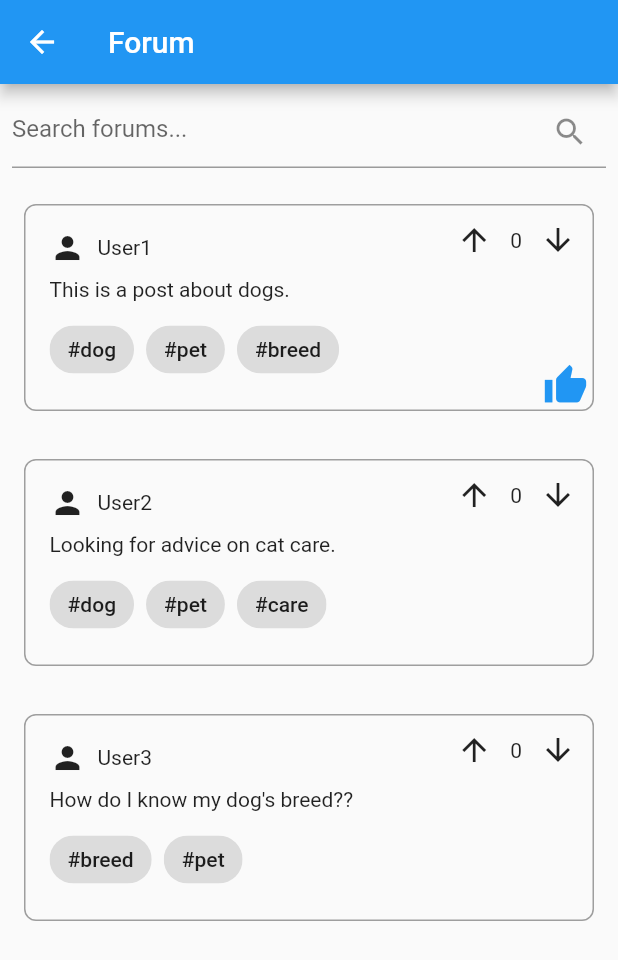
After one commit to Lean-Mean-Pet-Feeding-Machine/pet-feeder, a Flutter app: the ForumPage screen opened by its route, on a phone screen of 412 x 824 dp. The commit adds this screen. Shown: the top 960 px of the screen. Run offline on Flutter 3.47's test engine with Material 2 defaults, Android fonts, the phone set to English and light mode, and no system bars; our stand-ins replace calendar_view, fl_chart; generated files the repository leaves out were written again.

Commit message:
Add Forum

```diff
--- /dev/null
+++ b/pet_feeder/lib/forum.dart
@@ -0,0 +1,141 @@
+import 'package:flutter/material.dart';
+
+class ForumPage extends StatelessWidget {
+  @override
+  Widget build(BuildContext context) {
+    return Scaffold(
+      appBar: AppBar(
+        title: Text('Forum'),
+      ),
+      body: Column(
+        children: <Widget>[
+          Padding(
+            padding: const EdgeInsets.all(8.0),
+            child: TextField(
+              decoration: InputDecoration(
+                hintText: 'Search forums...',
+                suffixIcon: IconButton(
+                  icon: Icon(Icons.search),
+                  onPressed: () {
+                    // Handle search functionality here
+                  },
+                ),
+              ),
+            ),
+          ),
+          Expanded(
+            child: ListView.builder(
+              itemCount: fakePosts.length,
+              itemBuilder: (context, index) {
+                final post = fakePosts[index];
+                return _buildPostItem(
+                    post, index == 0); // Pass true for the first post
+              },
+            ),
+          ),
+        ],
+      ),
+    );
+  }
+
+  Widget _buildPostItem(Post post, bool showThumbsUp) {
+    return Stack(
+      children: <Widget>[
+        Container(
+          padding: EdgeInsets.all(16.0),
+          margin: EdgeInsets.all(16.0),
+          decoration: BoxDecoration(
+            border: Border.all(color: Colors.grey),
+            borderRadius: BorderRadius.circular(8.0),
+          ),
+          child: Column(
+            crossAxisAlignment: CrossAxisAlignment.start,
+            children: <Widget>[
+              Row(
+                children: <Widget>[
+                  Icon(Icons.person), // User icon
+                  SizedBox(width: 8.0),
+                  Text(post.username), // Username
+                ],
+              ),
+              SizedBox(height: 8.0),
+              Text(post.text), // Post content
+              SizedBox(height: 8.0),
+              Wrap(
+                spacing: 8.0,
+                children: post.tags.map((tag) {
+                  return Chip(
+                    label: Text('#$tag'), // Tag
+                  );
+                }).toList(),
+              ),
+            ],
+          ),
+        ),
+        Positioned(
+          top: 16.0,
+          right: 16.0,
+          child: Row(
+            children: [
+              IconButton(
+                icon: Icon(Icons.arrow_upward), // Upvote button
+                onPressed: () {
+                  // Handle upvote functionality here
+                },
+              ),
+              Text(
+                  '0'), // Upvote count (you can replace it with the actual count)
+              IconButton(
+                icon: Icon(Icons.arrow_downward), // Downvote button
+                onPressed: () {
+                  // Handle downvote functionality here
+                },
+              ),
+            ],
+          ),
+        ),
+        if (showThumbsUp)
+          Positioned(
+            bottom: 18.0,
+            right: 20.0,
+            child: Tooltip(
+              message: 'Vet Approved',
+              child: Icon(
+                Icons.thumb_up, // Thumbs up icon
+                color: Colors.blue,
+                size: 30.0,
+              ),
+            ),
+          ),
+      ],
+    );
+  }
+}
+
+class Post {
+  final String username;
+  final String text;
+  final List<String> tags;
+
+  Post({
+    required this.username,
+    required this.text,
+    required this.tags,
+  });
+}
+
+// Sample data for testing
+List<Post> fakePosts = [
+  Post(
+      username: 'User1',
+      text: 'This is a post about dogs.',
+      tags: ['dog', 'pet', 'breed']),
+  Post(
+      username: 'User2',
+      text: 'Looking for advice on cat care.',
+      tags: ['dog', 'pet', 'care']),
+  Post(
+      username: 'User3',
+      text: "How do I know my dog's breed??",
+      tags: ['breed', 'pet']),
+];
--- a/pet_feeder/lib/main.dart
+++ b/pet_feeder/lib/main.dart
@@ -8,6 +8,7 @@ import 'login.dart';
 import 'signup.dart';
 import 'myvet.dart';
 import 'schedule.dart';
+import 'forum.dart';
 import 'src/app.dart';
 import 'src/settings/settings_controller.dart';
 import 'src/settings/settings_service.dart';
@@ -28,7 +29,9 @@ void main() async {
             MyApp(settingsController: settingsController), // Route for MyApp
         '/myvet': (context) => MyVetMessagingPage(), //Route for My Vet page
         '/schedule': (context) => SchedulePage(), // Route for SchedulePage
-        '/navbar': (context) => BottomNavbar(), // Route for BottomNavbarPage. Need to fix this.
+        '/forum': (context) => ForumPage(), // Route for ForumPage
+        '/navbar': (context) =>
+            BottomNavbar(), // Route for BottomNavbarPage. Need to fix this.
       },
     ),
   );
--- a/pet_feeder/lib/signup.dart
+++ b/pet_feeder/lib/signup.dart
@@ -23,9 +23,8 @@ class _SignUpPageState extends State<SignUpPage> {
           children: <Widget>[
             const SizedBox(height: 30.0),
             Container(
-              height: 100.0, // Adjust the height as needed for your GIF
-              child: Image.asset(
-                  'assets/images/dogwag.gif'), // Replace with your GIF asset
+              height: 100.0, // Adjust the height as needed for  GIF
+              child: Image.asset('assets/images/dogwag.gif'),
             ),
             const SizedBox(height: 10.0), // Add spacing
             const Column(
```
